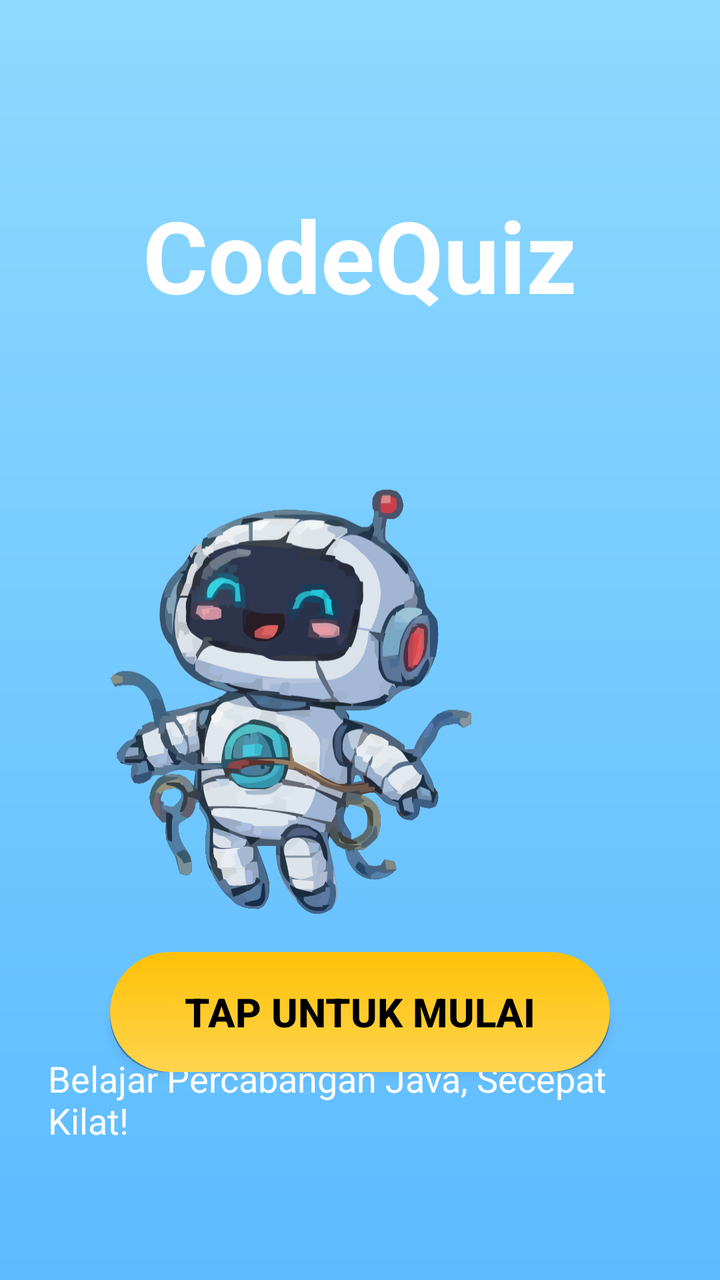
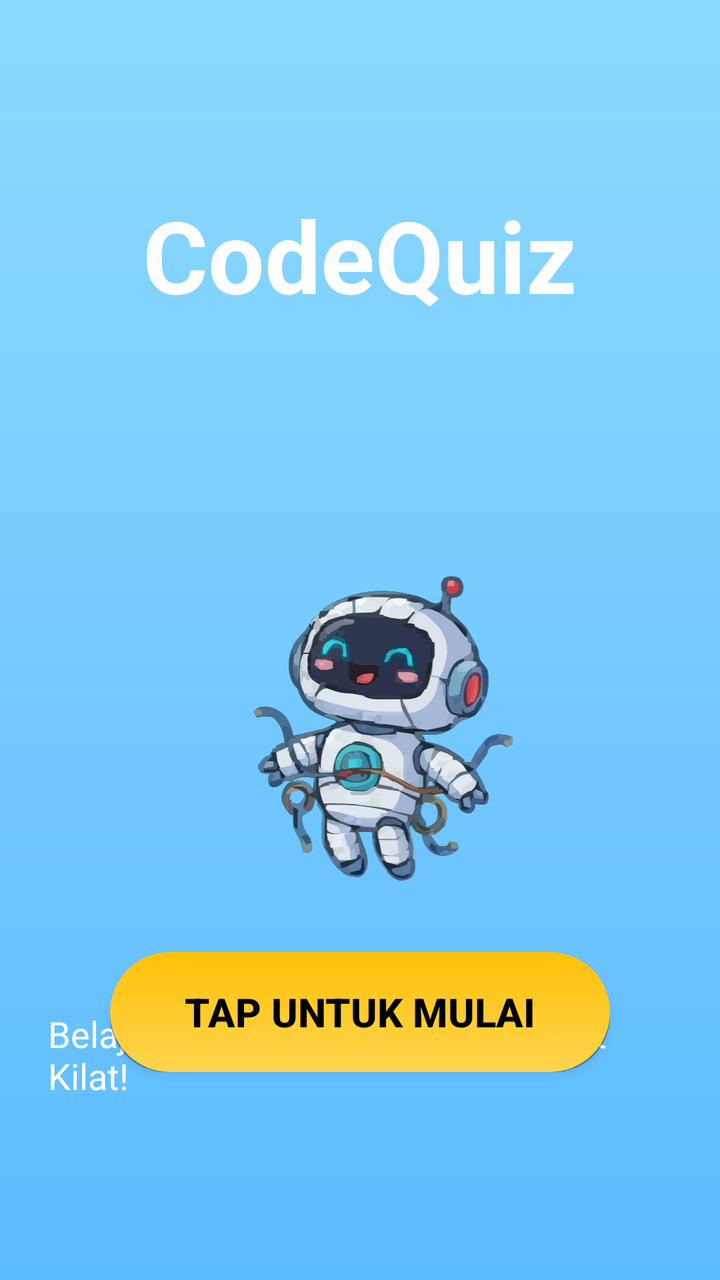

The first picture is an Android layout as it rendered before a commit; the second is the same layout after the commit. The layout source and the unified diff follow.
<!-- AndroidManifest.xml: application theme Theme.CodeQuizDAM -->
<!-- res/layout/activity_main.xml -->
<?xml version="1.0" encoding="utf-8"?>
<RelativeLayout xmlns:android="http://schemas.android.com/apk/res/android"
    android:layout_width="match_parent"
    android:layout_height="match_parent"
    android:background="@drawable/bg_gradient"
    android:padding="24dp">

    
    <TextView
        android:id="@+id/tvTitle"
        android:layout_width="wrap_content"
        android:layout_height="wrap_content"
        android:layout_centerHorizontal="true"
        android:layout_marginTop="70dp"
        android:text="CodeQuiz"
        android:textColor="#FFFFFF"
        android:textSize="50sp"
        android:textStyle="bold" />

    
    <ImageView
        android:id="@+id/robotImage"
        android:layout_width="390dp"
        android:layout_height="wrap_content"
        android:layout_below="@id/tvTitle"
        android:layout_marginTop="-27dp"
        android:contentDescription="Robot Illustration "
        android:scaleType="fitEnd"
        android:src="@drawable/robot_quiz" />

    
    <TextView
        android:id="@+id/tvSubtitle"
        android:layout_width="wrap_content"
        android:layout_height="wrap_content"
        android:layout_below="@id/robotImage"
        android:layout_centerHorizontal="true"
        android:layout_marginTop="50dp"
        android:text="Belajar Percabangan Java, Secepat Kilat!"
        android:textColor="#FFFFFF"
        android:textSize="18sp"
        android:visibility="visible" />

    
    <Button
        android:id="@+id/btnStart"
        android:layout_width="250dp"
        android:layout_height="60dp"
        android:layout_alignParentBottom="true"
        android:layout_centerHorizontal="true"
        android:layout_marginBottom="80dp"
        android:background="@drawable/btn_yellow"
        android:text="TAP UNTUK MULAI"
        android:textColor="#000000"
        android:textSize="20sp"
        android:textStyle="bold" />

</RelativeLayout>
<!-- resources referenced by this layout -->
<resources>
  <!-- drawable bg_gradient (drawable) -->
  <?xml version="1.0" encoding="utf-8"?>
  <shape xmlns:android="http://schemas.android.com/apk/res/android"
      android:shape="rectangle">
  
      <gradient
          android:type="linear"
          android:angle="90"
          android:startColor="#5DBBFF"
          android:endColor="#8EDAFF" />
  
  </shape>
  <!-- drawable btn_yellow (drawable) -->
  <?xml version="1.0" encoding="utf-8"?>
  <layer-list xmlns:android="http://schemas.android.com/apk/res/android">
  
      
      <item android:left="0dp" android:top="4dp">
          <shape android:shape="rectangle">
              <solid android:color="#55000000" />
              <corners android:radius="40dp" />
          </shape>
      </item>
  
      
      <item>
          <shape android:shape="rectangle">
              <gradient
                  android:startColor="#FFD54F"
                  android:endColor="#FFC107"
                  android:angle="90" />
              <corners android:radius="40dp" />
              <padding android:top="10dp" android:bottom="10dp"
                  android:left="20dp" android:right="20dp"/>
          </shape>
      </item>
  
  </layer-list>
  <!-- drawable robot_quiz: vector/xml drawable (drawable, 158744 chars, omitted) -->
  <style name="Theme.CodeQuizDAM" parent="Theme.AppCompat.NoActionBar" />
</resources>

<!-- the commit's change to res/layout/activity_main.xml (unified diff, before → after) -->
@@ -18,17 +18,19 @@
         android:textStyle="bold" />
 
     
+
+    
+
     <ImageView
         android:id="@+id/robotImage"
-        android:layout_width="390dp"
-        android:layout_height="wrap_content"
+        android:layout_width="304dp"
+        android:layout_height="242dp"
         android:layout_below="@id/tvTitle"
-        android:layout_marginTop="-27dp"
+        android:layout_marginTop="52dp"
         android:contentDescription="Robot Illustration "
         android:scaleType="fitEnd"
         android:src="@drawable/robot_quiz" />
 
-    
     <TextView
         android:id="@+id/tvSubtitle"
         android:layout_width="wrap_content"
